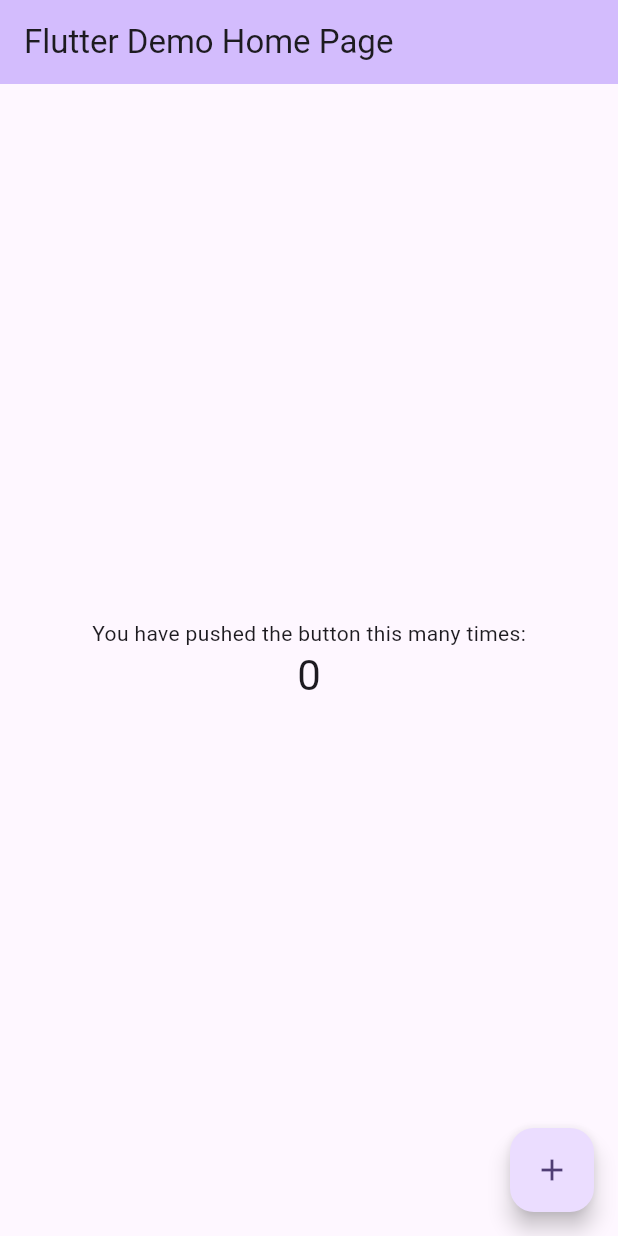
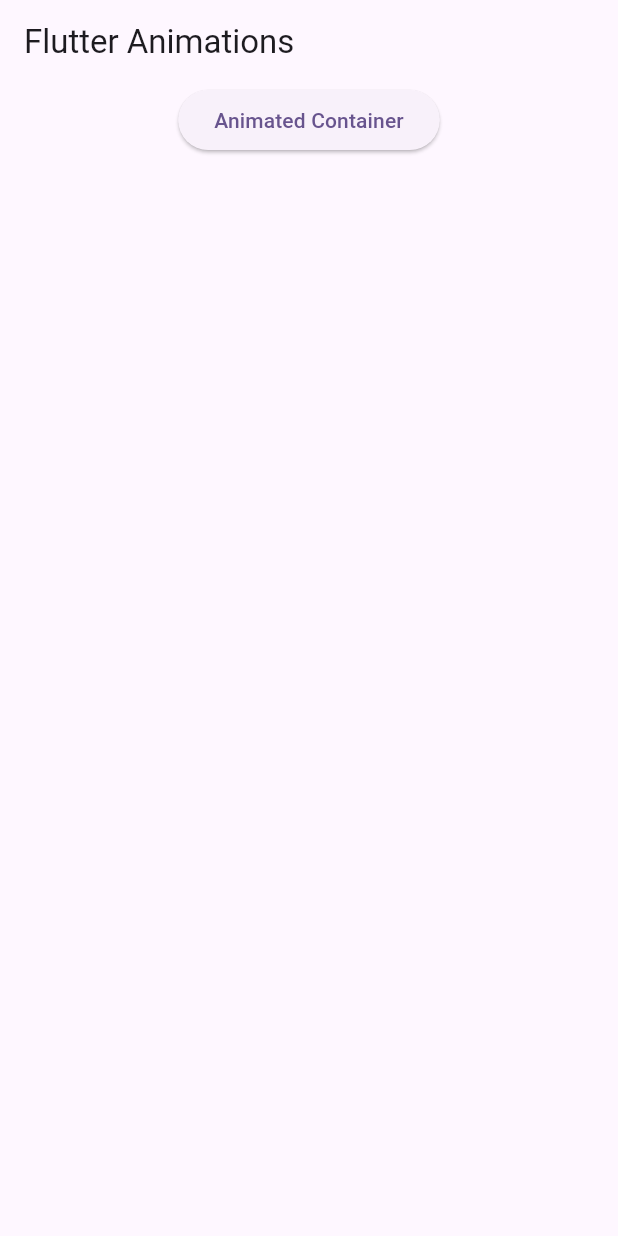
Before and after one commit to blake-lim/flutter_animations, a Flutter app: the screen it shows after launch, on a phone screen of 412 x 824 dp. Run offline on Flutter 3.47's test engine with Material 3 defaults, Android fonts, the phone set to English and light mode, and no system bars.

Commit message:
ENH : Added MenuScreen

```diff
--- a/lib/main.dart
+++ b/lib/main.dart
@@ -1,4 +1,5 @@
 import 'package:flutter/material.dart';
+import 'package:flutter_animations/views/menu_screen.dart';
 
 void main() {
   runApp(const MyApp());
@@ -7,119 +8,16 @@ void main() {
 class MyApp extends StatelessWidget {
   const MyApp({super.key});
 
-  // This widget is the root of your application.
   @override
   Widget build(BuildContext context) {
     return MaterialApp(
-      title: 'Flutter Demo',
+      title: 'Flutter Animations',
+      debugShowCheckedModeBanner: false,
       theme: ThemeData(
-        // This is the theme of your application.
-        //
-        // TRY THIS: Try running your application with "flutter run". You'll see
-        // the application has a blue toolbar. Then, without quitting the app,
-        // try changing the seedColor in the colorScheme below to Colors.green
-        // and then invoke "hot reload" (save your changes or press the "hot
-        // reload" button in a Flutter-supported IDE, or press "r" if you used
-        // the command line to start the app).
-        //
-        // Notice that the counter didn't reset back to zero; the application
-        // state is not lost during the reload. To reset the state, use hot
-        // restart instead.
-        //
-        // This works for code too, not just values: Most code changes can be
-        // tested with just a hot reload.
         colorScheme: ColorScheme.fromSeed(seedColor: Colors.deepPurple),
         useMaterial3: true,
       ),
-      home: const MyHomePage(title: 'Flutter Demo Home Page'),
+      home: const MenuScreen(),
     );
   }
 }
-
-class MyHomePage extends StatefulWidget {
-  const MyHomePage({super.key, required this.title});
-
-  // This widget is the home page of your application. It is stateful, meaning
-  // that it has a State object (defined below) that contains fields that affect
-  // how it looks.
-
-  // This class is the configuration for the state. It holds the values (in this
-  // case the title) provided by the parent (in this case the App widget) and
-  // used by the build method of the State. Fields in a Widget subclass are
-  // always marked "final".
-
-  final String title;
-
-  @override
-  State<MyHomePage> createState() => _MyHomePageState();
-}
-
-class _MyHomePageState extends State<MyHomePage> {
-  int _counter = 0;
-
-  void _incrementCounter() {
-    setState(() {
-      // This call to setState tells the Flutter framework that something has
-      // changed in this State, which causes it to rerun the build method below
-      // so that the display can reflect the updated values. If we changed
-      // _counter without calling setState(), then the build method would not be
-      // called again, and so nothing would appear to happen.
-      _counter++;
-    });
-  }
-
-  @override
-  Widget build(BuildContext context) {
-    // This method is rerun every time setState is called, for instance as done
-    // by the _incrementCounter method above.
-    //
-    // The Flutter framework has been optimized to make rerunning build methods
-    // fast, so that you can just rebuild anything that needs updating rather
-    // than having to individually change instances of widgets.
-    return Scaffold(
-      appBar: AppBar(
-        // TRY THIS: Try changing the color here to a specific color (to
-        // Colors.amber, perhaps?) and trigger a hot reload to see the AppBar
-        // change color while the other colors stay the same.
-        backgroundColor: Theme.of(context).colorScheme.inversePrimary,
-        // Here we take the value from the MyHomePage object that was created by
-        // the App.build method, and use it to set our appbar title.
-        title: Text(widget.title),
-      ),
-      body: Center(
-        // Center is a layout widget. It takes a single child and positions it
-        // in the middle of the parent.
-        child: Column(
-          // Column is also a layout widget. It takes a list of children and
-          // arranges them vertically. By default, it sizes itself to fit its
-          // children horizontally, and tries to be as tall as its parent.
-          //
-          // Column has various properties to control how it sizes itself and
-          // how it positions its children. Here we use mainAxisAlignment to
-          // center the children vertically; the main axis here is the vertical
-          // axis because Columns are vertical (the cross axis would be
-          // horizontal).
-          //
-          // TRY THIS: Invoke "debug painting" (choose the "Toggle Debug Paint"
-          // action in the IDE, or press "p" in the console), to see the
-          // wireframe for each widget.
-          mainAxisAlignment: MainAxisAlignment.center,
-          children: <Widget>[
-            const Text(
-              'You have pushed the button this many times:',
-            ),
-            Text(
-              '$_counter',
-              style: Theme.of(context).textTheme.headlineMedium,
-            ),
-          ],
-        ),
-      ),
-      floatingActionButton: FloatingActionButton(
-        onPressed: _incrementCounter,
-        tooltip: 'Increment',
-        child: const Icon(Icons.add),
-      ), // This trailing comma makes auto-formatting nicer for build methods.
-    );
-  }
-}
--- /dev/null
+++ b/lib/views/menu_screen.dart
@@ -0,0 +1,23 @@
+import 'package:flutter/material.dart';
+
+class MenuScreen extends StatelessWidget {
+  const MenuScreen({super.key});
+
+  @override
+  Widget build(BuildContext context) {
+    return Scaffold(
+        appBar: AppBar(
+          title: const Text('Flutter Animations'),
+        ),
+        body: Center(
+          child: Column(
+            children: [
+              ElevatedButton(
+                onPressed: () {},
+                child: const Text('Animated Container'),
+              ),
+            ],
+          ),
+        ));
+  }
+}
```
Also changed, not shown: lib/views/implicit_animations_screen.dart (added).
